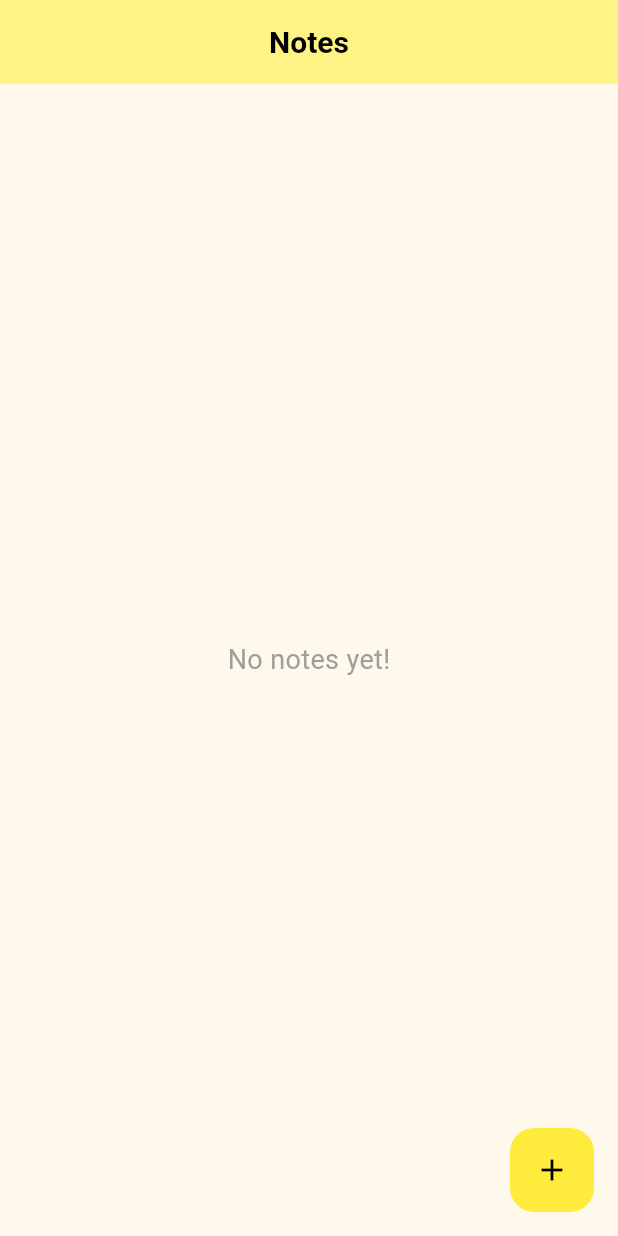
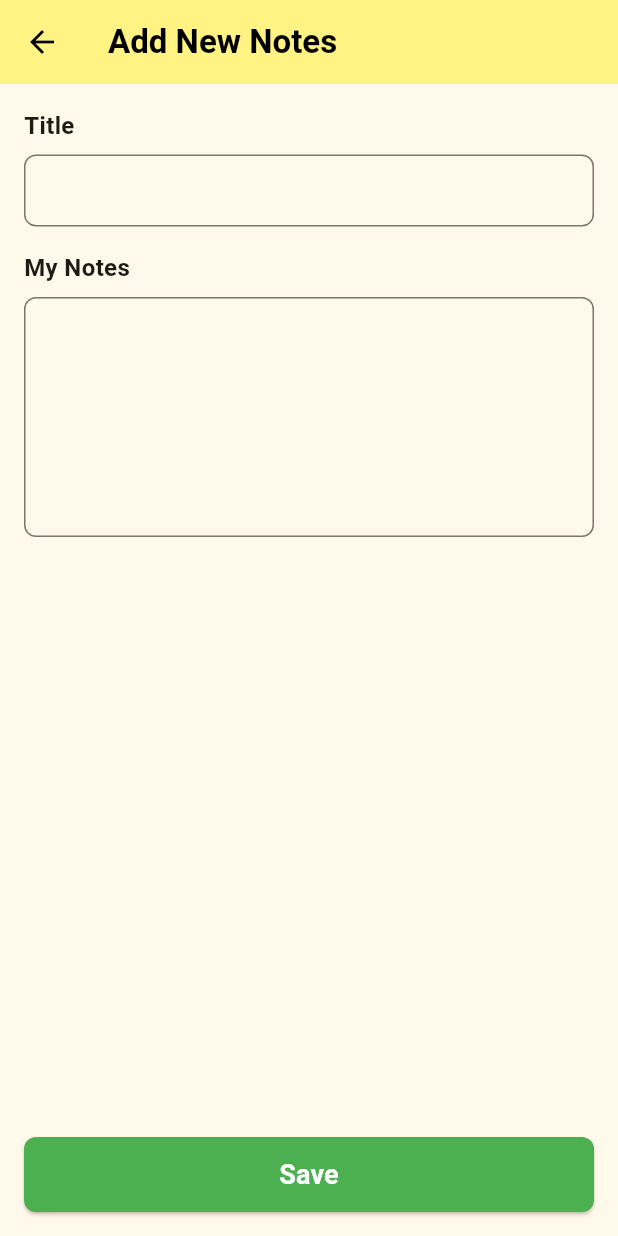
Before and after one commit to farrelputras/fp_tekber_kel4_notes, a Flutter app: the HomeScreen screen opened directly, after a tap on the "add" icon, on a phone screen of 412 x 824 dp. Run offline on Flutter 3.47's test engine with Material 3 defaults, Android fonts, the phone set to English and light mode, and no system bars.

Commit message:
menambahkan add_note_screen - jeje

```diff
--- /dev/null
+++ b/lib/screens/add_note_screen.dart
@@ -0,0 +1,118 @@
+import 'package:flutter/material.dart';
+
+class AddNoteScreen extends StatelessWidget {
+  const AddNoteScreen({super.key});
+
+  @override
+  Widget build(BuildContext context) {
+    final TextEditingController titleController = TextEditingController();
+    final TextEditingController noteController = TextEditingController();
+
+    return Scaffold(
+      appBar: AppBar(
+        backgroundColor: const Color.fromARGB(255, 255, 243, 132), // Warna kuning
+        title: const Text(
+          'Add New Notes',
+          style: TextStyle(
+            color: Colors.black, // Teks warna hitam
+            fontWeight: FontWeight.bold,
+          ),
+        ),
+        leading: IconButton(
+          icon: const Icon(
+            Icons.arrow_back,
+            color: Colors.black, // Ikon warna hitam
+          ),
+          onPressed: () {
+            Navigator.pop(context); // Navigasi kembali
+          },
+        ),
+      ),
+      body: Padding(
+        padding: const EdgeInsets.all(16.0),
+        child: Column(
+          crossAxisAlignment: CrossAxisAlignment.start,
+          children: [
+            const Text(
+              'Title',
+              style: TextStyle(
+                fontSize: 16,
+                fontWeight: FontWeight.bold,
+              ),
+            ),
+            const SizedBox(height: 8),
+            TextField(
+              controller: titleController,
+              decoration: InputDecoration(
+                border: OutlineInputBorder(
+                  borderRadius: BorderRadius.circular(8),
+                ),
+                contentPadding: const EdgeInsets.symmetric(horizontal: 12, vertical: 8),
+              ),
+            ),
+            const SizedBox(height: 16),
+            const Text(
+              'My Notes',
+              style: TextStyle(
+                fontSize: 16,
+                fontWeight: FontWeight.bold,
+              ),
+            ),
+            const SizedBox(height: 8),
+            TextField(
+              controller: noteController,
+              maxLines: 6,
+              decoration: InputDecoration(
+                border: OutlineInputBorder(
+                  borderRadius: BorderRadius.circular(8),
+                ),
+                contentPadding: const EdgeInsets.symmetric(horizontal: 12, vertical: 8),
+              ),
+            ),
+            const Spacer(),
+            Center(
+              child: SizedBox(
+                width: double.infinity,
+                child: ElevatedButton(
+                  style: ElevatedButton.styleFrom(
+                    backgroundColor: Colors.green, // Warna tombol hijau
+                    padding: const EdgeInsets.symmetric(vertical: 12),
+                    shape: RoundedRectangleBorder(
+                      borderRadius: BorderRadius.circular(8),
+                    ),
+                  ),
+                  onPressed: () {
+                    // Aksi ketika tombol "Save" ditekan
+                    String title = titleController.text.trim();
+                    String notes = noteController.text.trim();
+
+                    if (title.isNotEmpty && notes.isNotEmpty) {
+                      // Simpan catatan
+                      ScaffoldMessenger.of(context).showSnackBar(
+                        const SnackBar(content: Text('Note saved!')),
+                      );
+                      Navigator.pop(context); // Kembali ke layar sebelumnya
+                    } else {
+                      // Tampilkan pesan error
+                      ScaffoldMessenger.of(context).showSnackBar(
+                        const SnackBar(content: Text('Please fill in all fields')),
+                      );
+                    }
+                  },
+                  child: const Text(
+                    'Save',
+                    style: TextStyle(
+                      color: Colors.white, // Teks warna putih
+                      fontSize: 18,
+                      fontWeight: FontWeight.bold,
+                    ),
+                  ),
+                ),
+              ),
+            ),
+          ],
+        ),
+      ),
+    );
+  }
+}
--- a/lib/screens/home_screen.dart
+++ b/lib/screens/home_screen.dart
@@ -1,4 +1,5 @@
 import 'package:flutter/material.dart';
+import 'package:fp_tekber_kel4_notes/screens/add_note_screen.dart';
 
 class HomeScreen extends StatelessWidget {
   const HomeScreen({super.key});
@@ -19,16 +20,21 @@ class HomeScreen extends StatelessWidget {
         ),
       ),
       floatingActionButton: FloatingActionButton(
-        backgroundColor: Colors.yellow, // Warna kuning untuk FAB
-        elevation: 0, // Hilangkan bayangan FAB
-        onPressed: () {
-          // Tambahkan aksi FAB
-        },
-        child: const Icon(
-          Icons.add,
-          color: Colors.black, // Warna ikon hitam
-        ),
+  backgroundColor: Colors.yellow,
+  elevation: 0,
+  onPressed: () {
+    Navigator.push(
+      context,
+      MaterialPageRoute(
+        builder: (context) => const AddNoteScreen(),
       ),
+    );
+  },
+  child: const Icon(
+    Icons.add,
+    color: Colors.black,
+  ),
+),
       body: const Center(
         child: Text(
           'No notes yet!',
```
